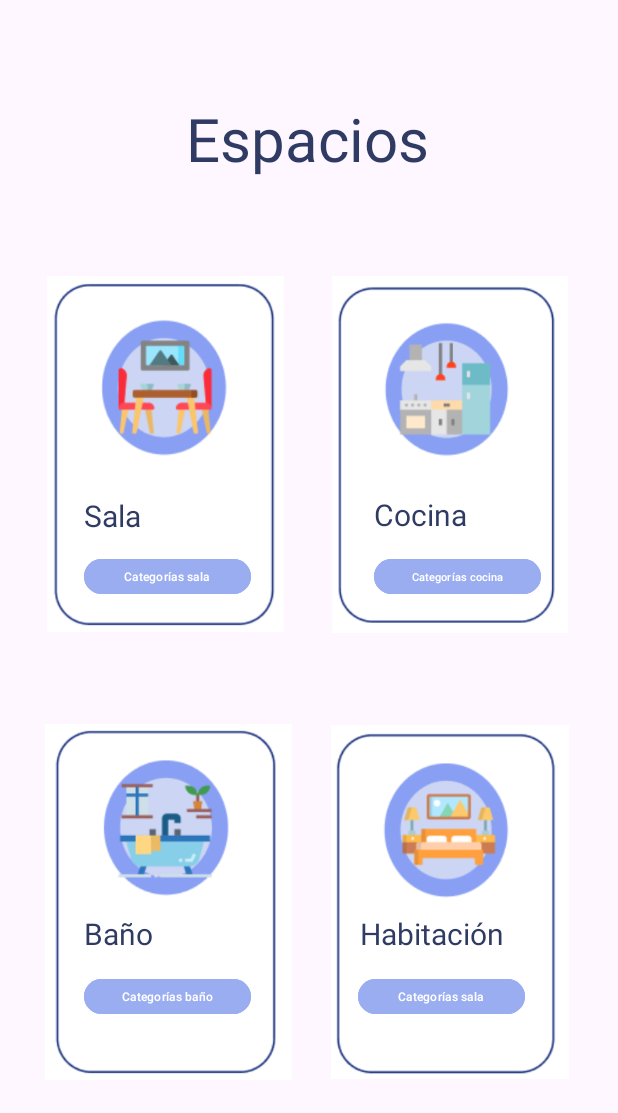
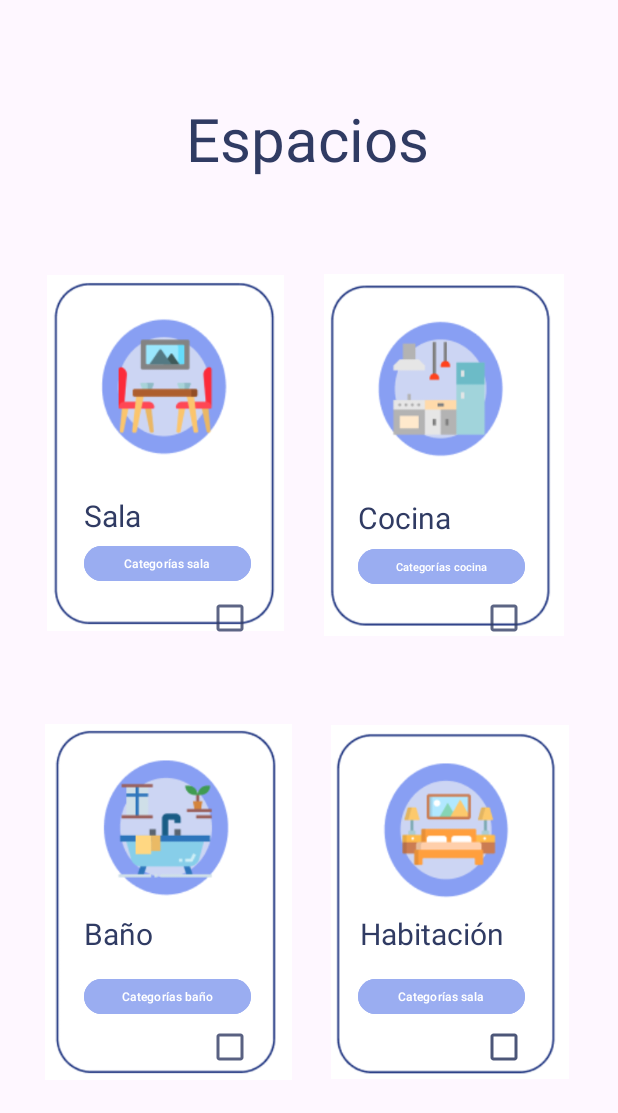
Before and after one commit to santiac249/Lig, an Android app: the Espacio screen opened directly, with no data from a screen before it, on a phone screen of 412 x 824 dp. Shown: the top 1113 px of the screen. Run offline under Robolectric (Android 15) with nearby library versions, the phone set to English and light mode, and no system bars.

Commit message:
Vista espacio terminada

```diff
--- a/app/src/main/res/layout/activity_espacio.xml
+++ b/app/src/main/res/layout/activity_espacio.xml
@@ -27,16 +27,16 @@
         android:layout_height="237dp"
         android:src="@drawable/salaesp"
         app:layout_constraintBottom_toBottomOf="parent"
-        app:layout_constraintHorizontal_bias="0.118"
+        app:layout_constraintHorizontal_bias="0.116"
         app:layout_constraintLeft_toLeftOf="parent"
         app:layout_constraintRight_toRightOf="parent"
         app:layout_constraintTop_toTopOf="parent"
-        app:layout_constraintVertical_bias="0.314" />
+        app:layout_constraintVertical_bias="0.313" />
 
     <ImageView
         android:id="@+id/imageView6"
-        android:layout_width="168dp"
-        android:layout_height="238dp"
+        android:layout_width="177dp"
+        android:layout_height="241dp"
         android:backgroundTint="#9AADF1"
         android:src="@drawable/cocinaesp"
         app:layout_constraintBottom_toBottomOf="parent"
@@ -92,11 +92,11 @@
         android:textColor="#FF303B63"
         android:textSize="20sp"
         app:layout_constraintBottom_toBottomOf="parent"
-        app:layout_constraintHorizontal_bias="0.713"
+        app:layout_constraintHorizontal_bias="0.681"
         app:layout_constraintLeft_toLeftOf="parent"
         app:layout_constraintRight_toRightOf="parent"
         app:layout_constraintTop_toTopOf="parent"
-        app:layout_constraintVertical_bias="0.413" />
+        app:layout_constraintVertical_bias="0.416" />
 
     <TextView
         android:id="@+id/textView15"
@@ -139,7 +139,7 @@
         app:layout_constraintLeft_toLeftOf="parent"
         app:layout_constraintRight_toRightOf="parent"
         app:layout_constraintTop_toTopOf="parent"
-        app:layout_constraintVertical_bias="0.465" />
+        app:layout_constraintVertical_bias="0.454" />
 
     <Button
         android:id="@+id/button"
@@ -180,10 +180,57 @@
         android:textSize="7sp"
         app:iconTint="#9AADF1"
         app:layout_constraintBottom_toBottomOf="parent"
-        app:layout_constraintHorizontal_bias="0.83"
+        app:layout_constraintHorizontal_bias="0.793"
         app:layout_constraintLeft_toLeftOf="parent"
         app:layout_constraintRight_toRightOf="parent"
         app:layout_constraintTop_toTopOf="parent"
-        app:layout_constraintVertical_bias="0.465" />
+        app:layout_constraintVertical_bias="0.457" />
+
+    <CheckBox
+        android:id="@+id/checkBox3"
+        android:layout_width="28dp"
+        android:layout_height="29dp"
+        android:backgroundTint="#FF303B63"
+        android:buttonTint="#C8303B63"
+        app:layout_constraintBottom_toBottomOf="parent"
+        app:layout_constraintHorizontal_bias="0.362"
+        app:layout_constraintLeft_toLeftOf="parent"
+        app:layout_constraintRight_toRightOf="parent"
+        app:layout_constraintTop_toTopOf="parent" />
+
+    <CheckBox
+        android:id="@+id/checkBox4"
+        android:layout_width="28dp"
+        android:layout_height="29dp"
+        android:buttonTint="#CD303B63"
+        app:layout_constraintBottom_toBottomOf="parent"
+        app:layout_constraintHorizontal_bias="0.362"
+        app:layout_constraintLeft_toLeftOf="parent"
+        app:layout_constraintRight_toRightOf="parent"
+        app:layout_constraintTop_toTopOf="parent"
+        app:layout_constraintVertical_bias="0.86" />
+
+    <CheckBox
+        android:id="@+id/checkBox1"
+        android:layout_width="28dp"
+        android:layout_height="29dp"
+        android:buttonTint="#C9303B63"
+        app:layout_constraintBottom_toBottomOf="parent"
+        app:layout_constraintHorizontal_bias="0.838"
+        app:layout_constraintLeft_toLeftOf="parent"
+        app:layout_constraintRight_toRightOf="parent"
+        app:layout_constraintTop_toTopOf="parent" />
+
+    <CheckBox
+        android:id="@+id/checkBox1"
+        android:layout_width="28dp"
+        android:layout_height="29dp"
+        android:buttonTint="#DC303B63"
+        app:layout_constraintBottom_toBottomOf="parent"
+        app:layout_constraintHorizontal_bias="0.838"
+        app:layout_constraintLeft_toLeftOf="parent"
+        app:layout_constraintRight_toRightOf="parent"
+        app:layout_constraintTop_toTopOf="parent"
+        app:layout_constraintVertical_bias="0.86" />
 
 </androidx.constraintlayout.widget.ConstraintLayout>
--- a/app/src/main/res/layout/activity_inicioapp.xml
+++ b/app/src/main/res/layout/activity_inicioapp.xml
@@ -12,6 +12,7 @@
         android:id="@+id/button2"
         android:layout_width="275dp"
         android:layout_height="46dp"
+        android:backgroundTint="#9AADF1"
         android:text="Registrarse"
         app:layout_constraintBottom_toBottomOf="parent"
         app:layout_constraintLeft_toLeftOf="parent"
@@ -23,6 +24,7 @@
         android:id="@+id/btn_login"
         android:layout_width="276dp"
         android:layout_height="48dp"
+        android:backgroundTint="#9AADF1"
         android:text="Iniciar Sesión"
         app:layout_constraintBottom_toBottomOf="parent"
         app:layout_constraintHorizontal_bias="0.507"
```
